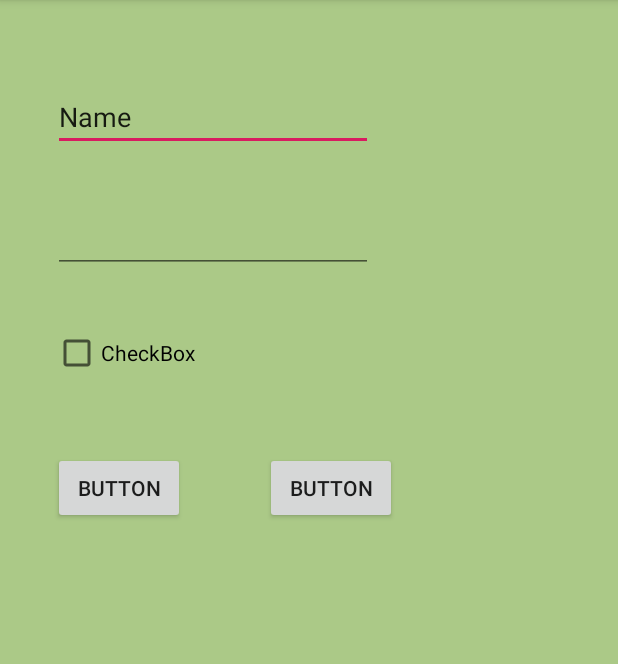
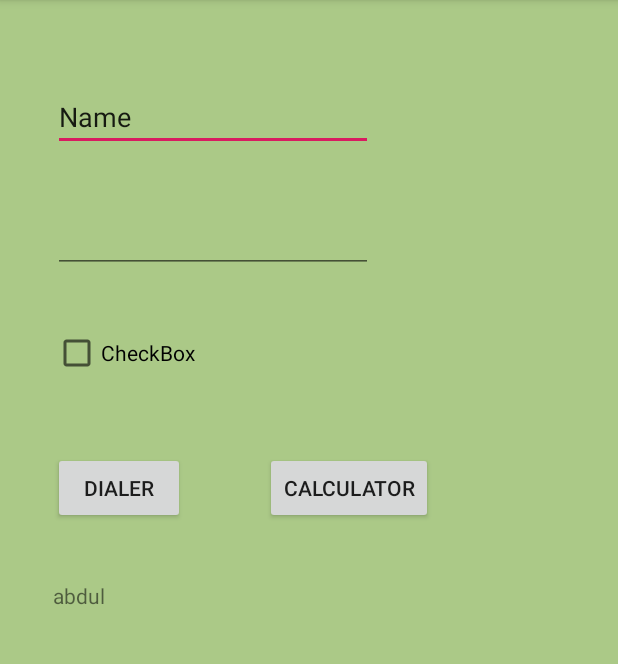
Before and after one commit to abdultanveer/Batch2, an Android app: the screen it shows after launch (LoginActivity), after a tap on "LOGIN", on a phone screen of 412 x 824 dp, the part 84-748 px from its top. Run offline under Robolectric (Android 15) with nearby library versions, the phone set to English and light mode, and no system bars.

Commit message:
passing data b/w activities

```diff
--- a/app/src/main/java/com/example/batch2/LoginActivity.java
+++ b/app/src/main/java/com/example/batch2/LoginActivity.java
@@ -1,7 +1,11 @@
 package com.example.batch2;
 
+import android.content.Intent;
+import android.net.Uri;
 import android.support.v7.app.AppCompatActivity;
 import android.os.Bundle;
+import android.view.View;
+import android.widget.TextView;
 
 public class LoginActivity extends AppCompatActivity {
 
@@ -9,5 +13,20 @@ public class LoginActivity extends AppCompatActivity {
     protected void onCreate(Bundle savedInstanceState) {
         super.onCreate(savedInstanceState);
         setContentView(R.layout.activity_login);
+        String name = getIntent().getExtras().getString(MainActivity.KEY);
+
+        TextView salTextView = findViewById(R.id.textViewSalution);
+        salTextView.setText(name);
+    }
+
+    public void clickHandler(View view) {
+        switch (view.getId()){
+            case R.id.buttonDialer:
+                Intent dialIntent = new Intent(Intent.ACTION_DIAL, Uri.parse("tel:1234567890"));//implicit intent
+                startActivity(dialIntent);
+                break;
+            case R.id.buttonCalculator:
+                break;
+        }
     }
 }
--- a/app/src/main/java/com/example/batch2/MainActivity.java
+++ b/app/src/main/java/com/example/batch2/MainActivity.java
@@ -6,7 +6,7 @@ import android.os.Bundle;
 import android.view.View;
 
 public class MainActivity extends AppCompatActivity {
-
+    public  static String KEY = "mykey";
     @Override
     protected void onCreate(Bundle savedInstanceState) {
         super.onCreate(savedInstanceState);
@@ -14,7 +14,9 @@ public class MainActivity extends AppCompatActivity {
     }
 
     public void handleClick(View view) {
-        Intent loginIntent = new Intent(MainActivity.this,LoginActivity.class);
+        Intent loginIntent =
+                new Intent(this,LoginActivity.class); //explicit intent
+        loginIntent.putExtra(KEY,"abdul");
         startActivity(loginIntent);
     }
 }
--- a/app/src/main/res/layout/activity_login.xml
+++ b/app/src/main/res/layout/activity_login.xml
@@ -44,23 +44,35 @@
         app:layout_constraintTop_toBottomOf="@+id/editText2" />
 
     <Button
-        android:id="@+id/button"
+        android:id="@+id/buttonDialer"
         android:layout_width="wrap_content"
         android:layout_height="wrap_content"
         android:layout_marginStart="35dp"
         android:layout_marginLeft="35dp"
-        android:text="Button"
-        app:layout_constraintBaseline_toBaselineOf="@+id/button2"
+        android:onClick="clickHandler"
+        android:text="dialer"
+        app:layout_constraintBaseline_toBaselineOf="@+id/buttonCalculator"
         app:layout_constraintStart_toStartOf="parent" />
 
     <Button
-        android:id="@+id/button2"
+        android:id="@+id/buttonCalculator"
         android:layout_width="wrap_content"
         android:layout_height="wrap_content"
         android:layout_marginStart="53dp"
         android:layout_marginLeft="53dp"
         android:layout_marginTop="50dp"
-        android:text="Button"
-        app:layout_constraintStart_toEndOf="@+id/button"
+        android:text="calculator"
+        app:layout_constraintStart_toEndOf="@+id/buttonDialer"
         app:layout_constraintTop_toBottomOf="@+id/checkBox" />
+
+    <TextView
+        android:id="@+id/textViewSalution"
+        android:layout_width="wrap_content"
+        android:layout_height="wrap_content"
+        android:layout_marginStart="35dp"
+        android:layout_marginLeft="35dp"
+        android:layout_marginTop="38dp"
+        android:text="TextView"
+        app:layout_constraintStart_toStartOf="parent"
+        app:layout_constraintTop_toBottomOf="@+id/buttonDialer" />
 </android.support.constraint.ConstraintLayout>
```
